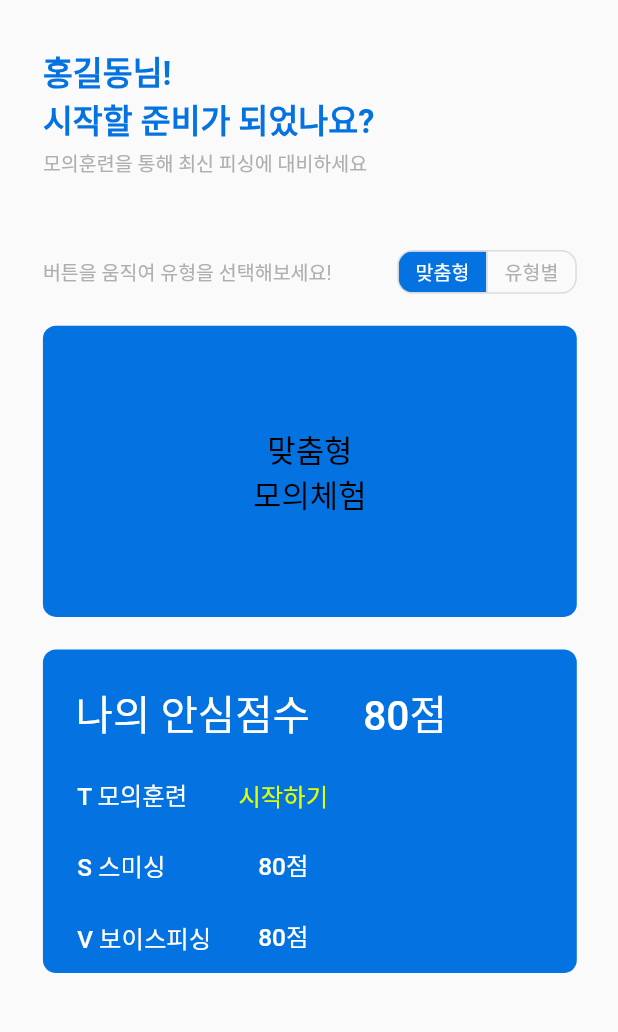
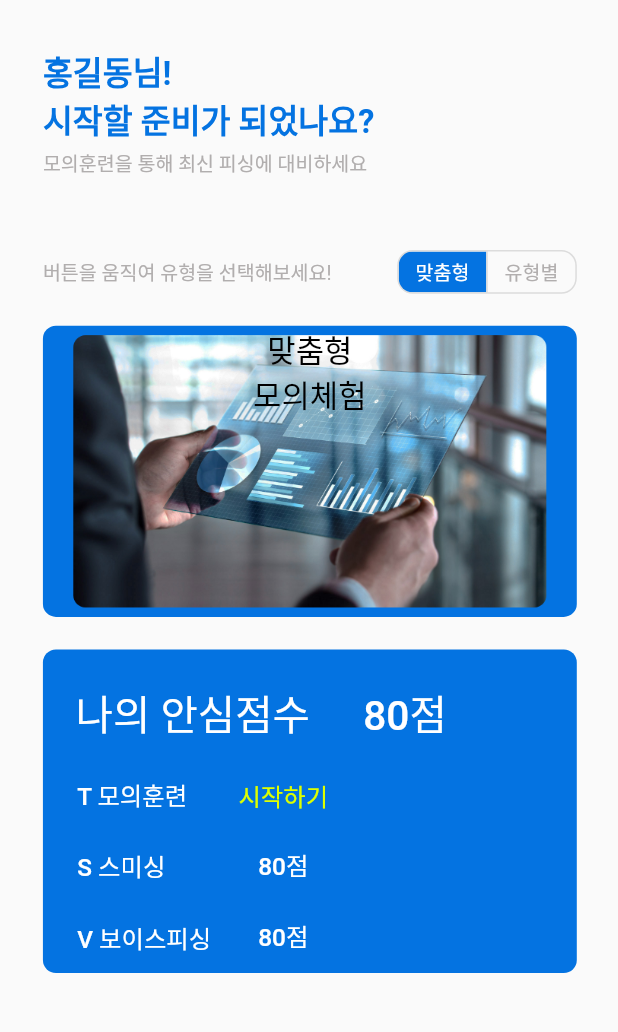
Before and after one commit to someng2/PhishingKatPlus, a Flutter app: the screen it shows after launch, on a phone screen of 412 x 824 dp, the part 84-1116 px from its top. Run offline on Flutter 3.47's test engine with Material 2 defaults, Android fonts, the phone set to English and light mode, and no system bars; our stand-ins replace flutter_screenutil, get, percent_indicator; missing offline and left inert: class_builder, loading_overlay_pro; Roboto replaces fonts that are missing (MalgunGothic, Recipekorea, YDIYGO340).

Commit message:
someng - [UPDATE] Homepage.dart

```diff
--- /dev/null
+++ b/lib/tempData/appActionData.dart
@@ -0,0 +1,6 @@
+// ignore_for_file: file_names
+
+import 'package:voskat/model/simulation/appAction.dart';
+
+AppAction A1a =
+    AppAction(aid: 'A1-a', sid: 'A0-a', contents: '', widget: 'A1aPage');
--- a/lib/view/HomePage.dart
+++ b/lib/view/HomePage.dart
@@ -4,6 +4,7 @@ import 'package:flutter/material.dart';
 import 'package:flutter_screenutil/flutter_screenutil.dart';
 import 'package:get/get.dart';
 import 'package:voskat/view/Simulation/SimulationPage.dart';
+import 'package:class_builder/class_builder.dart';
 
 class HomePage extends StatefulWidget {
   const HomePage({Key? key}) : super(key: key);
@@ -133,21 +134,42 @@ class _HomePageState extends State<HomePage> {
                 height: 179.h,
                 decoration: BoxDecoration(
                   borderRadius: BorderRadius.all(Radius.circular(8.sp)),
-                    color: const Color(0xff0473e1)),
+                  color: Color(0xff0473e1),
+                ),
                 child: TextButton(
+                  child: Container(
+                    width: 311.w,
+                    height: 179.h,
+                    decoration: BoxDecoration(
+                        image: DecorationImage(
+                            fit: BoxFit.cover,
+                            image: isCustom
+                                ? AssetImage('image/customSimul.png')
+                                : AssetImage('image/categorySimul.png'))),
                     child: Text(
                       isCustom ? '맞춤형\n모의체험' : '유형별\n모의체험',
                       style: TextStyle(
                           color: const Color(0xff000000),
                           fontWeight: FontWeight.w400,
-                        fontFamily: "YDIYGO340",
+                          // fontFamily: "YDIYGO340",
                           fontStyle: FontStyle.normal,
                           fontSize: 19.sp),
                       textAlign: TextAlign.center,
                     ),
+                  ),
                   onPressed: () {
-                    Get.to(SimulationPage());
+                    isCustom
+                        ? Get.to(SimulationPage())
+                        : {
+                      // TODO: 유형별 모의체험으로 이동
+                      // Get.to();
+                    };
                   },
+                  style: TextButton.styleFrom(
+                    minimumSize: Size.zero,
+                    padding: EdgeInsets.zero,
+                    tapTargetSize: MaterialTapTargetSize.shrinkWrap,
+                  ),
                 ),
               ),
               SizedBox(height: 20.h),
--- a/lib/view/customWidget/A1/A1a_appPage.dart
+++ b/lib/view/customWidget/A1/A1a_appPage.dart
@@ -187,6 +187,7 @@ class _A1a_appPageState extends State<A1a_appPage> {
                   //     info1: info1Controller.text,
                   //     info2_1: info2_1Controller.text,
                   //     info2_2: info2_2Controller.text));
+
                   Get.to(U2_a.nextAction);
                 }
               },
--- a/pubspec.yaml
+++ b/pubspec.yaml
@@ -37,6 +37,8 @@ dependencies:
   # The following adds the Cupertino Icons font to your application.
   # Use with the CupertinoIcons class for iOS style icons.
   cupertino_icons: ^1.0.2
+
+  class_builder: ^1.0.1
 
 
 
@@ -87,6 +89,8 @@ flutter:
     - image/keypadIcon.png
     - image/endCallIcon.png
     - image/trashbinIcon.png
+    - image/categorySimul.png
+    - image/customSimul.png
 
   # An image asset can refer to one or more resolution-specific "variants", see
   # https://flutter.dev/assets-and-images/#resolution-aware.
```
Also changed, not shown: lib/controller/ActionController.dart (+10 -10 lines), lib/main.dart (+9 -1 lines), lib/model/simulation/appAction.dart (+15 -1 lines), lib/tempData/actionPairData.dart (+13 -0 lines), lib/view/Simulation/SimulationPage.dart (+25 -5 lines), image/categorySimul.png (added), image/customSimul.png (added), pubspec.lock. Lines whose indentation alone changed are shown as unchanged.
